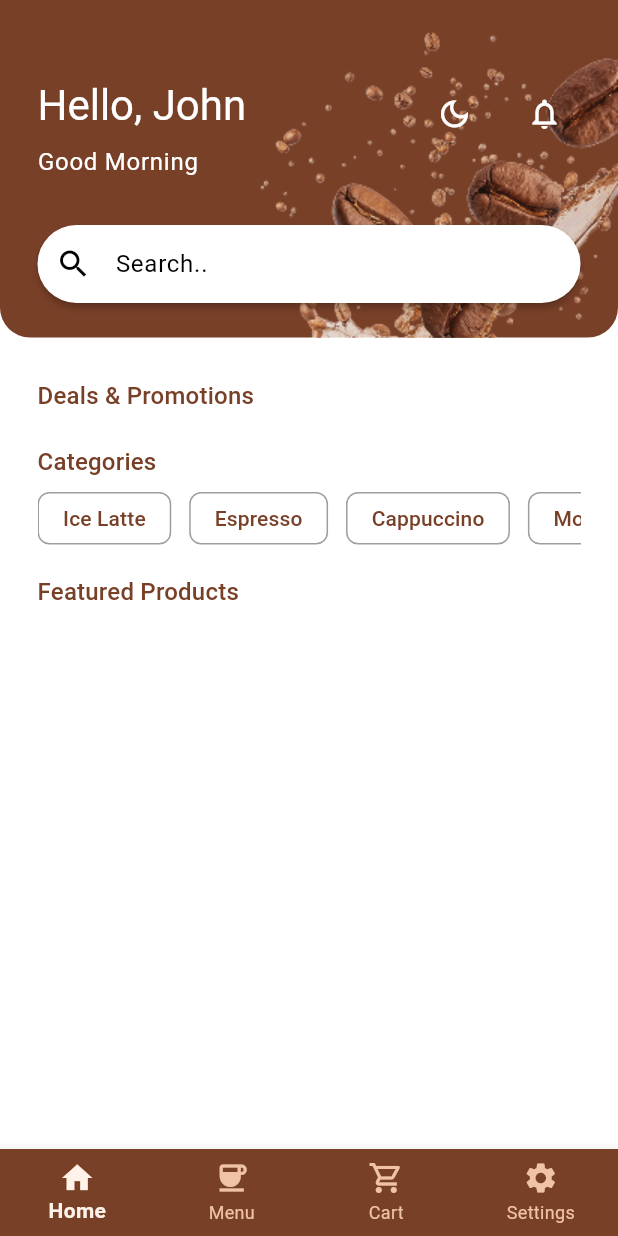
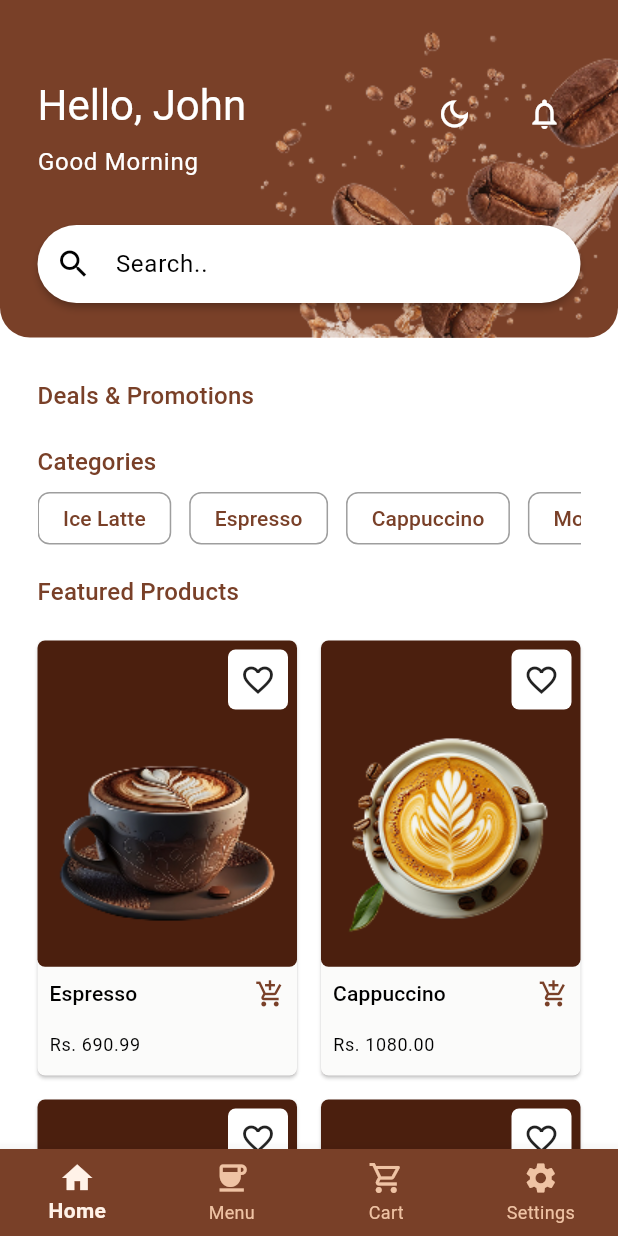
Before and after one commit to Sihas01/coffee-app, a Flutter app: the screen it shows after launch, on a phone screen of 412 x 824 dp. Run offline on Flutter 3.47's test engine with Material 3 defaults, Android fonts, the phone set to English and light mode, and no system bars.

Commit message:
Develop Custom Card For Products

```diff
--- a/lib/main.dart
+++ b/lib/main.dart
@@ -3,8 +3,12 @@ import 'package:coffee_app/theme/themeProvider.dart';
 import 'package:flutter/material.dart';
 import 'package:provider/provider.dart';
 
-void main() => runApp( ChangeNotifierProvider(create: (context) => Themeprovider(),
-child: const MyApp(),) );
+void main() => runApp(
+  ChangeNotifierProvider(
+    create: (context) => Themeprovider(),
+    child: const MyApp(),
+  ),
+);
 
 class MyApp extends StatelessWidget {
   const MyApp({super.key});
@@ -13,9 +17,9 @@ class MyApp extends StatelessWidget {
   Widget build(BuildContext context) {
     return MaterialApp(
       debugShowCheckedModeBanner: false,
-      title: 'Custom AppBar',
+      title: 'Coffe App',
       theme: Provider.of<Themeprovider>(context).themeData,
-      home: const HomeScreen(),
+      home: HomeScreen(),
     );
   }
 }
--- /dev/null
+++ b/lib/models/productModel.dart
@@ -0,0 +1,11 @@
+class Product {
+  final String productName;
+  final double price;
+  final String imagePath;
+
+  Product({
+    required this.productName,
+    required this.price,
+    required this.imagePath,
+  });
+}
--- a/lib/screens/HomeScreen.dart
+++ b/lib/screens/HomeScreen.dart
@@ -1,22 +1,42 @@
-import 'package:coffee_app/theme/themeProvider.dart';
+import 'package:coffee_app/models/productModel.dart';
 import 'package:coffee_app/widget/CustomChip.dart';
 import 'package:coffee_app/widget/CustomTopBar.dart';
+import 'package:coffee_app/widget/ProductCard.dart';
 import 'package:coffee_app/widget/titleText.dart';
 import 'package:flutter/material.dart';
-import 'package:provider/provider.dart';
 
 class HomeScreen extends StatelessWidget {
-  const HomeScreen({super.key});
+  final List<Product> products = [
+    Product(
+      productName: 'Espresso',
+      imagePath: 'asset/images/cappuccino.png',
+      price: 690.99,
+    ),
+    Product(
+      productName: 'Cappuccino',
+      imagePath: 'asset/images/cappuccinoTwo.png',
+      price: 1080.00,
+    ),
+    Product(
+      productName: 'Ice Latte',
+      imagePath: 'asset/images/cappuccino.png',
+      price: 1080.00,
+    ),
+    Product(
+      productName: 'Mocha',
+      imagePath: 'asset/images/cappuccino.png',
+      price: 700.99,
+    ),
+  ];
+
+  HomeScreen({super.key});
 
   @override
   Widget build(BuildContext context) {
-    return MaterialApp(
-      debugShowCheckedModeBanner: false,
-      title: 'Custom AppBar',
-      theme: Provider.of<Themeprovider>(context).themeData,
-      home: Scaffold(
+    return Scaffold(
       appBar: CustomTopBar(),
-        body: Padding(
+      body: SingleChildScrollView(
+        child: Padding(
           padding: const EdgeInsets.only(top: 27, right: 25, left: 25),
           child: Column(
             children: [
@@ -47,7 +67,7 @@ class HomeScreen extends StatelessWidget {
                             ),
                             Padding(
                               padding: const EdgeInsets.only(right: 12),
-                              child: CustomChip(label: "Mochcha"),
+                              child: CustomChip(label: "Mocha"),
                             ),
                           ],
                         ),
@@ -58,13 +78,27 @@ class HomeScreen extends StatelessWidget {
               ),
               Padding(
                 padding: const EdgeInsets.only(top: 20),
-                child: Column(
-                  children: [
-                    Row(children: [TitleText(title: "Featured Products")]),
-                  ],
+                child: Row(children: [TitleText(title: "Featured Products")]),
+              ),
+              Padding(
+                padding: const EdgeInsets.only(top: 20),
+                child: GridView.builder(
+                  shrinkWrap: true,
+                  physics: const NeverScrollableScrollPhysics(),
+                  gridDelegate: SliverGridDelegateWithFixedCrossAxisCount(
+                    crossAxisCount: 2,
+                    crossAxisSpacing: 16,
+                    mainAxisSpacing: 16,
+                    mainAxisExtent: 290,
+                  ),
+                  itemCount: products.length,
+                  itemBuilder: (context, index) {
+                    return ProductCard(product: products[index]);
+                  },
                 ),
               ),
             ],
+          ),
         ),
       ),
       bottomNavigationBar: BottomNavigationBar(
@@ -93,7 +127,6 @@ class HomeScreen extends StatelessWidget {
           ),
         ],
       ),
-      ),
     );
   }
 }
--- /dev/null
+++ b/lib/widget/ProductCard.dart
@@ -0,0 +1,92 @@
+import 'package:coffee_app/models/productModel.dart';
+import 'package:flutter/material.dart';
+
+class ProductCard extends StatelessWidget {
+  final Product product;
+  const ProductCard({super.key, required this.product});
+
+  @override
+  Widget build(BuildContext context) {
+    return Material(
+      elevation: 1,
+      borderRadius: BorderRadius.circular(5),
+      child: Container(
+        decoration: BoxDecoration(color: Color(0x054B1F0E)),
+        child: Column(
+          crossAxisAlignment: CrossAxisAlignment.start,
+          children: [
+            Expanded(
+              flex: 3,
+              child: Container(
+                decoration: BoxDecoration(
+                  color: Color(0xff4B1F0E),
+                  borderRadius: BorderRadius.all(Radius.circular(5)),
+                ),
+                child: Padding(
+                  padding: const EdgeInsets.all(6.0),
+                  child: Column(
+                    crossAxisAlignment: CrossAxisAlignment.end,
+                    children: [
+                      Container(
+                        decoration: BoxDecoration(
+                          borderRadius: BorderRadius.circular(5),
+                          color: Color(0xffFFFFFF),
+                        ),
+                        child: Padding(
+                          padding: const EdgeInsets.all(8.0),
+                          child: Icon(Icons.favorite_outline_outlined),
+                        ),
+                      ),
+
+                      Expanded(
+                        child: Center(
+                          child: Image.asset(
+                            product.imagePath,
+                            fit: BoxFit.contain,
+                          ),
+                        ),
+                      ),
+                    ],
+                  ),
+                ),
+              ),
+            ),
+            Expanded(
+              flex: 1,
+              child: Column(
+                crossAxisAlignment: CrossAxisAlignment.start,
+                children: [
+                  Padding(
+                    padding: const EdgeInsets.all(8.0),
+                    child: Row(
+                      mainAxisAlignment: MainAxisAlignment.spaceBetween,
+                      children: [
+                        Text(
+                          product.productName,
+                          style: Theme.of(context).textTheme.labelLarge,
+                        ),
+                        Icon(
+                          Icons.add_shopping_cart_outlined,
+                          size: 20,
+                          color: Theme.of(context).colorScheme.primary,
+                        ),
+                      ],
+                    ),
+                  ),
+
+                  Padding(
+                    padding: const EdgeInsets.all(8.0),
+                    child: Text(
+                      'Rs. ${product.price.toStringAsFixed(2)}',
+                      style: Theme.of(context).textTheme.bodySmall,
+                    ),
+                  ),
+                ],
+              ),
+            ),
+          ],
+        ),
+      ),
+    );
+  }
+}
--- a/pubspec.yaml
+++ b/pubspec.yaml
@@ -35,6 +35,7 @@ dependencies:
   # Use with the CupertinoIcons class for iOS style icons.
   cupertino_icons: ^1.0.8
   provider:
+  device_preview: ^1.3.1
 
 dev_dependencies:
   flutter_test:
@@ -61,7 +62,8 @@ flutter:
   # To add assets to your application, add an assets section, like this:
   assets:
     - asset/images/coffee.png
-
+    - asset/images/cappuccino.png
+    - asset/images/cappuccinoTwo.png
   # An image asset can refer to one or more resolution-specific "variants", see
   # https://flutter.dev/to/resolution-aware-images
 
```
Also changed, not shown: asset/images/cappuccino.png (added), asset/images/cappuccinoTwo.png (added), pubspec.lock, 1 other file. Lines whose indentation alone changed are shown as unchanged.
